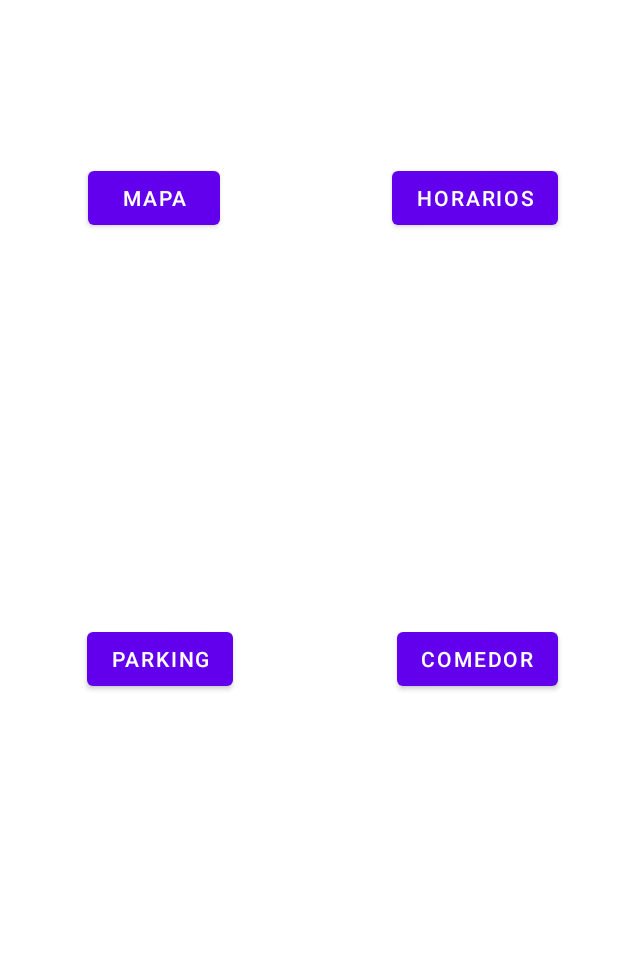
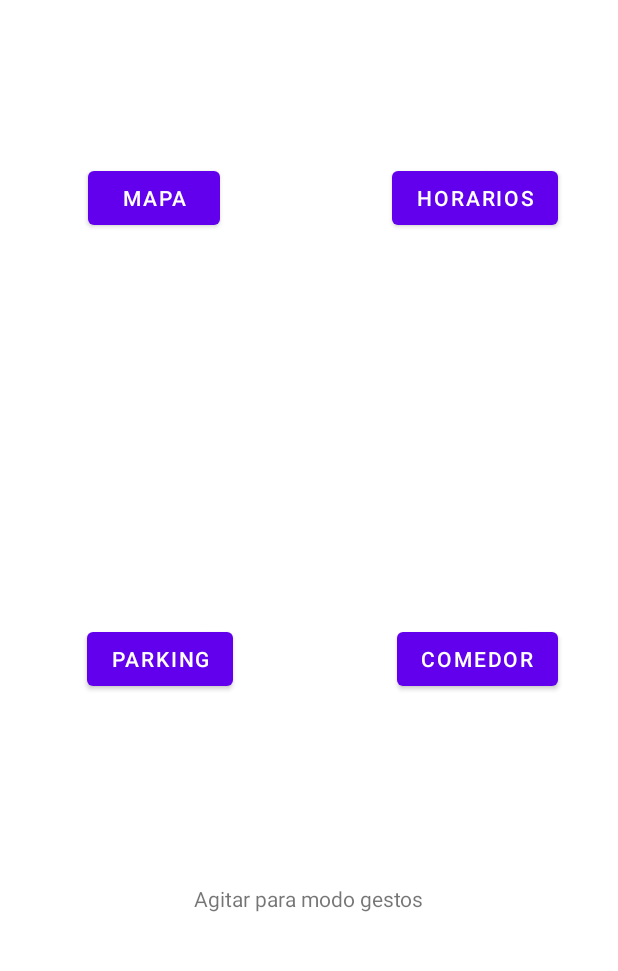
Before and after one commit to arkanto99/ETSIIT_Utilities, an Android app: the screen it shows after launch (MainActivity), on a phone screen of 412 x 824 dp, the part 253-1224 px from its top. Run offline under Robolectric (Android 15) with nearby library versions, the phone set to English and light mode, and no system bars.

Commit message:
Ajustes Rutas II

```diff
--- a/app/src/main/res/layout/activity_main.xml
+++ b/app/src/main/res/layout/activity_main.xml
@@ -7,6 +7,7 @@
     tools:context=".MainActivity">
 
     <TextView
+        android:id="@+id/textView4"
         android:layout_width="wrap_content"
         android:layout_height="wrap_content"
         android:text="ETSIIT Utilities"
@@ -68,4 +69,15 @@
         app:layout_constraintBottom_toBottomOf="parent"
         app:layout_constraintEnd_toEndOf="parent" />
 
+    <TextView
+        android:id="@+id/textView"
+        android:layout_width="wrap_content"
+        android:layout_height="wrap_content"
+        android:text="Agitar para modo gestos"
+        app:layout_constraintBottom_toBottomOf="parent"
+        app:layout_constraintEnd_toEndOf="parent"
+        app:layout_constraintStart_toStartOf="parent"
+        app:layout_constraintTop_toTopOf="parent"
+        app:layout_constraintVertical_bias="0.938" />
+
 </androidx.constraintlayout.widget.ConstraintLayout>
```
Also changed, not shown: app/src/main/java/data/IndicacionesDbHelper.java (+31 -31 lines).
